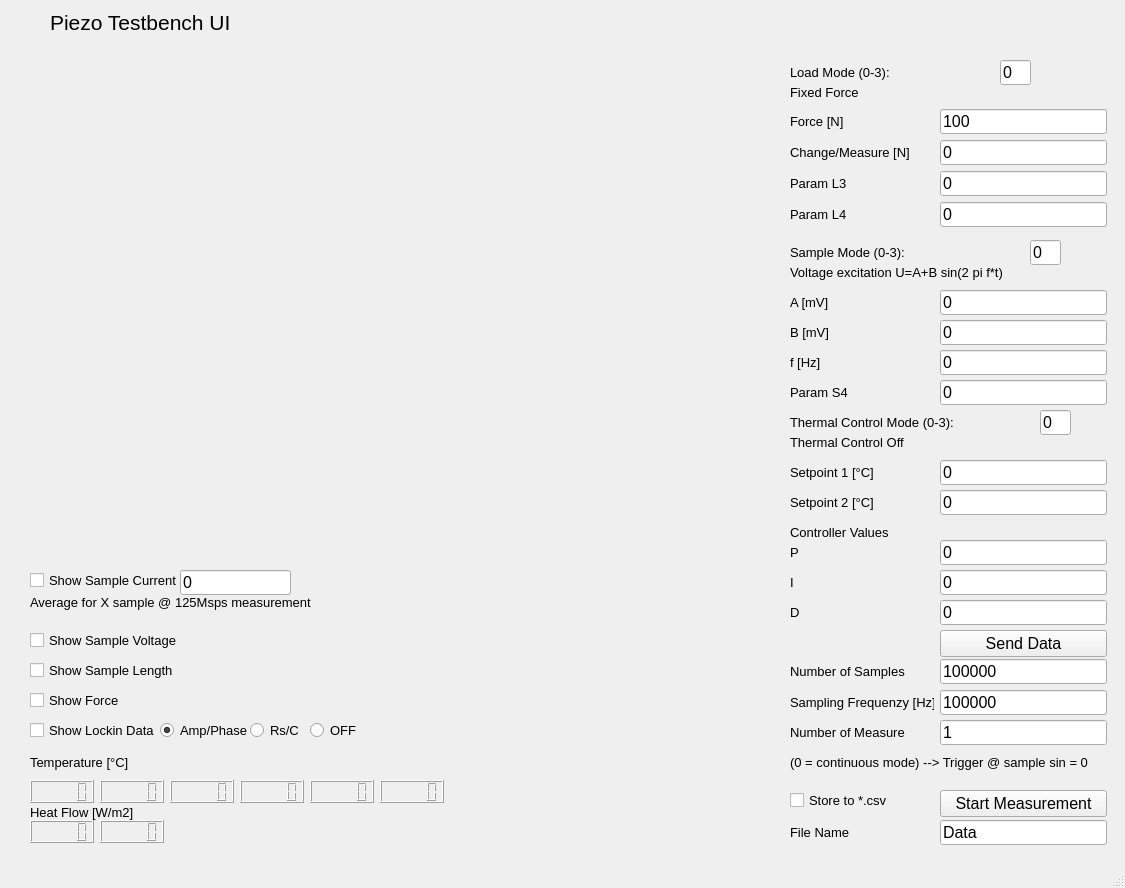
First picture: the form in PC_Client/UI_unformated.ui, repository RobReichert/Piezo_Testbench, before the edit.
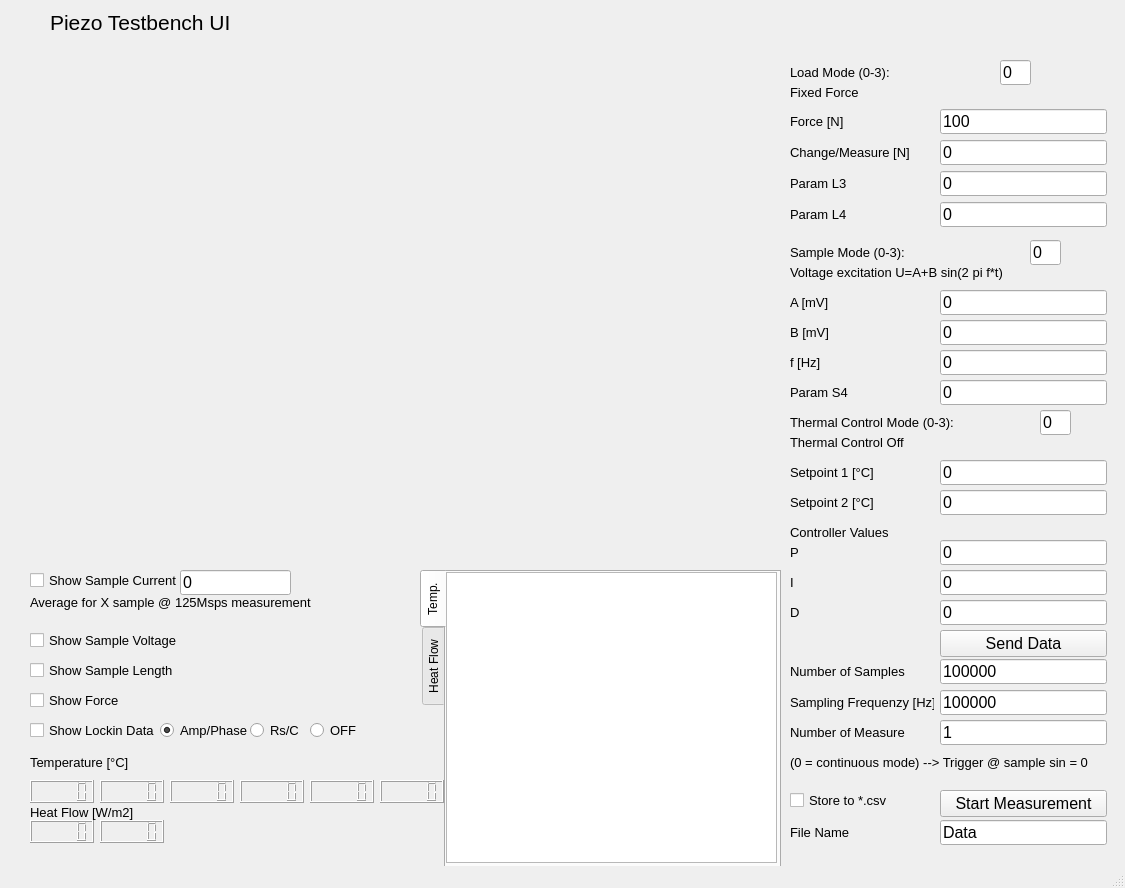
Second picture: the form after the edit.

Commit message:
heat flux reading and GUI
heat flux reading and GUI

The edit to the form file:
```diff
--- a/PC_Client/UI_unformated.ui
+++ b/PC_Client/UI_unformated.ui
@@ -1268,6 +1268,52 @@
      </rect>
     </property>
    </widget>
+   <widget class="QTabWidget" name="tabWidget">
+    <property name="geometry">
+     <rect>
+      <x>420</x>
+      <y>570</y>
+      <width>361</width>
+      <height>311</height>
+     </rect>
+    </property>
+    <property name="tabPosition">
+     <enum>QTabWidget::West</enum>
+    </property>
+    <property name="currentIndex">
+     <number>0</number>
+    </property>
+    <widget class="QWidget" name="tab">
+     <attribute name="title">
+      <string>Temp.</string>
+     </attribute>
+     <widget class="QGraphicsView" name="graphicsView_temp">
+      <property name="geometry">
+       <rect>
+        <x>0</x>
+        <y>0</y>
+        <width>331</width>
+        <height>291</height>
+       </rect>
+      </property>
+     </widget>
+    </widget>
+    <widget class="QWidget" name="tab_2">
+     <attribute name="title">
+      <string>Heat Flow</string>
+     </attribute>
+     <widget class="QGraphicsView" name="graphicsView_heat_flow">
+      <property name="geometry">
+       <rect>
+        <x>0</x>
+        <y>0</y>
+        <width>331</width>
+        <height>291</height>
+       </rect>
+      </property>
+     </widget>
+    </widget>
+   </widget>
   </widget>
   <widget class="QStatusBar" name="statusbar"/>
  </widget>
```
The commit also changes 13 other files.
